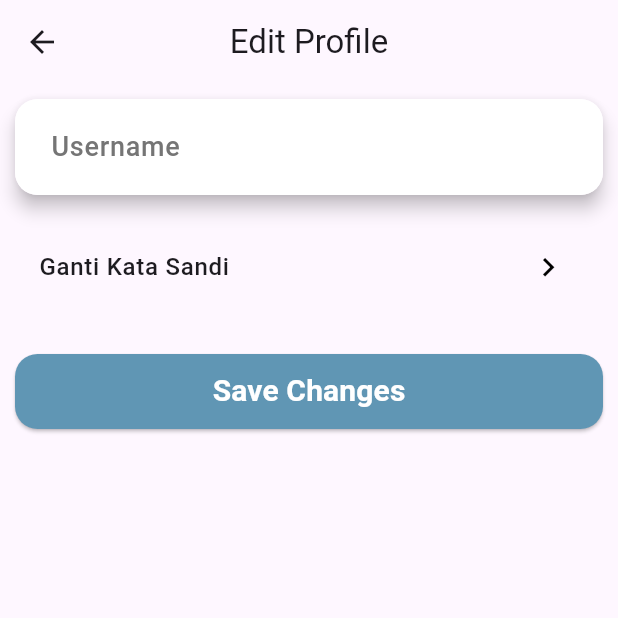
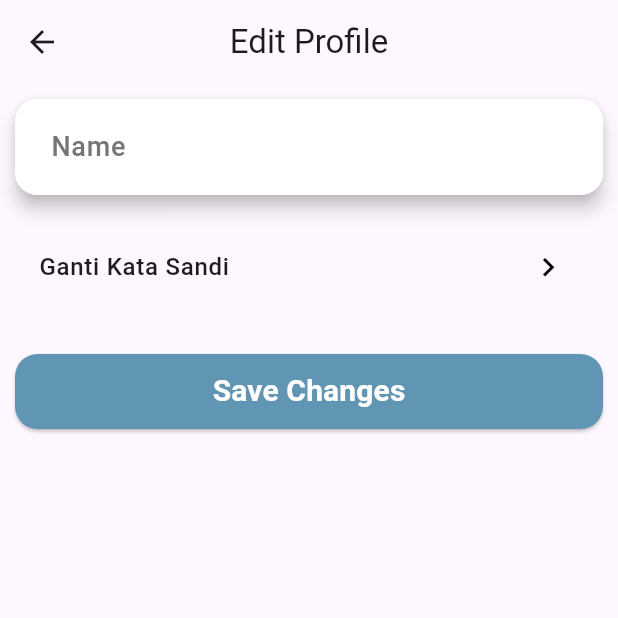
Before and after one commit to khmalz/polling-app, a Flutter app: the screen it shows once a user with an empty profile is signed in, item 3 of the bottom bar chosen, after a tap on the "edit" icon, on a phone screen of 412 x 824 dp, the top half of it. Run offline on Flutter 3.47's test engine with Material 3 defaults, Android fonts, the phone set to English and light mode, and no system bars; our stand-ins replace firebase_auth, firebase_core, get, salomon_bottom_bar; accounts and stored records are empty; generated files the repository leaves out were written again.

Commit message:
update profile using displayeName authentication instead put username in firestore and update structure home page

```diff
--- a/lib/app/data/models/user_model.dart
+++ b/lib/app/data/models/user_model.dart
@@ -1,40 +1,40 @@
 class User {
   String? id;
-  String? username;
+  String? name;
   String? email;
 
   User({
     this.id,
-    this.username,
+    this.name,
     this.email,
   });
 
   User.fromJson(Map<String, dynamic> json) {
     id = json['id'];
-    username = json['username'];
+    name = json['name'];
     email = json['email'];
   }
 
   Map<String, dynamic> toJson() {
     final data = <String, dynamic>{};
     data['id'] = id;
-    data['username'] = username;
+    data['name'] = name;
     data['email'] = email;
     return data;
   }
 
   Map<String, dynamic> toMap() {
-    return <String, dynamic>{'id': id, 'username': username, 'email': email};
+    return <String, dynamic>{'id': id, 'name': name, 'email': email};
   }
 
   factory User.fromMap(Map<String, dynamic> map) {
     return User(
       id: map['id'] != null ? map['id'] as String : null,
-      username: map['username'] != null ? map['username'] as String : null,
+      name: map['name'] != null ? map['name'] as String : null,
       email: map['email'] != null ? map['email'] as String : null,
     );
   }
 
   @override
-  String toString() => 'User(id: $id, username: $username, email: $email)';
+  String toString() => 'User(id: $id, name: $name, email: $email)';
 }
--- a/lib/app/modules/home/bindings/home_binding.dart
+++ b/lib/app/modules/home/bindings/home_binding.dart
@@ -5,8 +5,6 @@ import '../controllers/home_controller.dart';
 class HomeBinding extends Bindings {
   @override
   void dependencies() {
-    Get.lazyPut<HomeController>(
-      () => HomeController(),
-    );
+    Get.put(HomeController());
   }
 }
--- a/lib/app/modules/home/controllers/home_controller.dart
+++ b/lib/app/modules/home/controllers/home_controller.dart
@@ -5,29 +5,31 @@ import 'package:polling_app/app/modules/timeline/controllers/timeline_controller
 class HomeController extends GetxController {
   RxInt currentIndex = 0.obs;
 
+  @override
+  void onInit() {
+    super.onInit();
+    initController(currentIndex.value);
+  }
+
   void setInitialIndex(int index) {
     currentIndex.value = index;
     initController(index);
   }
 
   void initController(int index) {
-    if (index == 0) {
-      Get.lazyPut(() => TimelineController());
-    } else if (index == 1) {
-      Get.lazyPut(() => TimelineController());
-    } else if (index == 2) {
-      Get.lazyPut(() => ProfileController());
+    if (!Get.isRegistered<TimelineController>() && (index == 0 || index == 1)) {
+      Get.put(TimelineController());
+    } else if (!Get.isRegistered<ProfileController>() && index == 2) {
+      Get.put(ProfileController());
     }
   }
 
   void onTabChanged(int index) {
     if (currentIndex.value != index) {
-      if (currentIndex.value == 0) {
-        Get.delete<TimelineController>();
-      } else if (currentIndex.value == 1) {
-        Get.delete<TimelineController>();
+      if (currentIndex.value == 0 || currentIndex.value == 1) {
+        Get.delete<TimelineController>(force: true);
       } else if (currentIndex.value == 2) {
-        Get.delete<ProfileController>();
+        Get.delete<ProfileController>(force: true);
       }
       initController(index);
     }
--- a/lib/app/modules/home/views/home_view.dart
+++ b/lib/app/modules/home/views/home_view.dart
@@ -8,28 +8,23 @@ import 'package:salomon_bottom_bar/salomon_bottom_bar.dart';
 import '../controllers/home_controller.dart';
 
 class HomeView extends GetView<HomeController> {
-  final int initialIndex;
-
-  const HomeView({super.key, this.initialIndex = 0});
+  const HomeView({super.key});
 
   @override
   Widget build(BuildContext context) {
-    controller.setInitialIndex(initialIndex);
-
-    var listPage = <Widget>[
-      const TimelineView(),
-      const TimelineView(),
-      const ProfileView(),
-    ];
-
     return Scaffold(
-      appBar: PreferredSize(
-        preferredSize: const Size.fromHeight(0),
-        child: AppBar(
-          automaticallyImplyLeading: false,
-        ),
-      ),
-      body: Obx(() => listPage[controller.currentIndex.value]),
+      body: Obx(() {
+        switch (controller.currentIndex.value) {
+          case 0:
+            return const TimelineView();
+          case 1:
+            return const TimelineView();
+          case 2:
+            return const ProfileView();
+          default:
+            return const TimelineView();
+        }
+      }),
       bottomNavigationBar: Obx(
         () => SalomonBottomBar(
           margin: const EdgeInsets.symmetric(horizontal: 40, vertical: 10),
--- a/lib/app/modules/profile/controllers/profile_controller.dart
+++ b/lib/app/modules/profile/controllers/profile_controller.dart
@@ -1,4 +1,3 @@
-import 'package:cloud_firestore/cloud_firestore.dart';
 import 'package:firebase_auth/firebase_auth.dart';
 import 'package:flutter/material.dart';
 import 'package:get/get.dart';
@@ -6,32 +5,18 @@ import 'package:polling_app/app/data/helper/snackbar_notification.dart';
 import 'package:polling_app/app/data/helper/validate_string.dart';
 import 'package:polling_app/app/data/models/user_model.dart' as model;
 import 'package:polling_app/app/modules/home/controllers/home_controller.dart';
-import 'package:polling_app/app/modules/home/views/home_view.dart';
 import 'package:polling_app/app/routes/app_pages.dart';
 
 class ProfileController extends GetxController {
+  RxBool isClickLogout = false.obs;
   Rx<model.User> authData = model.User().obs;
-  RxBool isClickLogout = false.obs;
 
-  Future<void> fetchUserData(String uid) async {
-    try {
-      DocumentSnapshot documentSnapshot =
-          await FirebaseFirestore.instance.collection('users').doc(uid).get();
-
-      if (documentSnapshot.exists) {
-        Map<String, dynamic> userData =
-            documentSnapshot.data()! as Map<String, dynamic>;
-        userData['id'] = uid;
-
-        model.User userM = model.User.fromJson(userData);
-
-        authData.value = userM;
-      } else {
-        throw Exception('User not found');
-      }
-    } catch (error) {
-      throw Exception('Error fetching user data: $error');
-    }
+  void fetchUserData(User firebaseUser) {
+    authData.value = model.User(
+      id: firebaseUser.uid,
+      name: firebaseUser.displayName,
+      email: firebaseUser.email,
+    );
   }
 
   void logout() async {
@@ -40,20 +25,57 @@ class ProfileController extends GetxController {
   }
 
   RxBool isLoading = false.obs;
-  late TextEditingController usernameInput =
-      TextEditingController(text: authData.value.username);
-  Rxn<String> errorUsername = Rxn<String>(null);
+  late TextEditingController nameInput =
+      TextEditingController(text: authData.value.name);
+  Rxn<String> errorName = Rxn<String>(null);
 
-  bool validateUsername() {
+  bool validateName() {
     return validateString(
-      text: usernameInput.text.trim(),
+      text: nameInput.text.trim(),
       minLength: 3,
-      maxLength: 10,
-      errorMessage: errorUsername,
-      emptyMessage: 'Username cannot be empty',
-      minLengthMessage: 'Username must be at least 3 characters',
-      maxLengthMessage: 'Username must be at most 10 characters',
+      maxLength: 100,
+      errorMessage: errorName,
+      emptyMessage: 'Name cannot be empty',
+      minLengthMessage: 'Name must be at least 3 characters',
+      maxLengthMessage: 'Name must be at most 100 characters',
     );
+  }
+
+  Future<void> changeProfile() async {
+    String name = nameInput.text.trim();
+
+    User? user = FirebaseAuth.instance.currentUser;
+
+    if (user != null) {
+      isLoading.value = true;
+      try {
+        await user.updateDisplayName(name);
+        await user.reload();
+        User? updatedUser = FirebaseAuth.instance.currentUser;
+
+        authData.value = model.User(
+          id: updatedUser?.uid,
+          name: updatedUser?.displayName,
+          email: updatedUser?.email,
+        );
+
+        snackbarNotification(
+          message: "Profile updated successfully",
+          backgroundColor: Colors.green,
+          duration: const Duration(seconds: 1, milliseconds: 500),
+        );
+      } on FirebaseAuthException catch (e) {
+        snackbarNotification(
+          message: e.message ?? 'An error occurred, please try again',
+          backgroundColor: Colors.red,
+          duration: const Duration(seconds: 1, milliseconds: 500),
+        );
+      } finally {
+        isLoading.value = false;
+
+        Get.put(HomeController());
+      }
+    }
   }
 
   late TextEditingController passwordOldInput = TextEditingController();
@@ -124,12 +146,14 @@ class ProfileController extends GetxController {
       );
     } finally {
       isLoading.value = false;
+
+      Get.put(HomeController());
     }
   }
 
   void clearInput() {
-    usernameInput.clear();
-    errorUsername.value = null;
+    nameInput.clear();
+    errorName.value = null;
 
     passwordOldInput.clear();
     passwordNewInput.clear();
--- a/lib/app/modules/profile/views/profile_edit_view.dart
+++ b/lib/app/modules/profile/views/profile_edit_view.dart
@@ -27,8 +27,8 @@ class ProfileEditView extends GetView<ProfileController> {
                   shadowColor: textPrimary,
                   borderRadius: BorderRadius.circular(15),
                   child: TextField(
-                    controller: controller.usernameInput,
-                    textInputAction: TextInputAction.next,
+                    controller: controller.nameInput,
+                    textInputAction: TextInputAction.done,
                     decoration: InputDecoration(
                       contentPadding: const EdgeInsets.symmetric(
                           horizontal: 20, vertical: 20),
@@ -46,18 +46,18 @@ class ProfileEditView extends GetView<ProfileController> {
                         borderRadius: BorderRadius.circular(15),
                         borderSide: BorderSide.none,
                       ),
-                      labelText: 'Username',
+                      labelText: 'Name',
                       labelStyle: TextStyle(
-                        color: controller.errorUsername.value == null
+                        color: controller.errorName.value == null
                             ? Colors.grey.shade600
                             : Colors.red,
                         fontSize: 18,
                         fontWeight: FontWeight.w500,
                       ),
-                      errorText: controller.errorUsername.value,
+                      errorText: controller.errorName.value,
                     ),
                     keyboardType: TextInputType.name,
-                    onChanged: (value) => controller.validateUsername(),
+                    onChanged: (value) => controller.validateName(),
                   ),
                 ),
               ),
@@ -80,7 +80,11 @@ class ProfileEditView extends GetView<ProfileController> {
               const SizedBox(height: 30),
               Obx(
                 () => ElevatedButton(
-                  onPressed: () {},
+                  onPressed: () {
+                    controller.isLoading.value
+                        ? null
+                        : controller.changeProfile();
+                  },
                   style: ElevatedButton.styleFrom(
                     backgroundColor: primary,
                     minimumSize: const Size(double.infinity, 50),
--- a/lib/app/modules/profile/views/profile_view.dart
+++ b/lib/app/modules/profile/views/profile_view.dart
@@ -25,7 +25,7 @@ class ProfileView extends GetView<ProfileController> {
 
           if (snapshot.hasData) {
             User? user = snapshot.data;
-            controller.fetchUserData(user!.uid);
+            controller.fetchUserData(user!);
 
             return Obx(() {
               if (controller.authData.value.id == null) {
@@ -43,7 +43,7 @@ class ProfileView extends GetView<ProfileController> {
                             onTap: () => Get.to(() => const ProfileEditView()),
                             title: Obx(
                               () => Text(
-                                controller.authData.value.username ?? "Guest",
+                                controller.authData.value.name ?? "Guest",
                                 style: const TextStyle(
                                   fontWeight: FontWeight.w500,
                                   fontSize: 18,
--- a/lib/app/modules/register/controllers/register_controller.dart
+++ b/lib/app/modules/register/controllers/register_controller.dart
@@ -1,4 +1,3 @@
-import 'package:cloud_firestore/cloud_firestore.dart';
 import 'package:firebase_auth/firebase_auth.dart';
 import 'package:flutter/material.dart';
 import 'package:get/get.dart';
@@ -10,22 +9,22 @@ class RegisterController extends GetxController {
   RxBool isHidePassword = true.obs;
   RxBool isLoading = false.obs;
 
-  final TextEditingController username = TextEditingController();
+  final TextEditingController name = TextEditingController();
   final TextEditingController email = TextEditingController();
   final TextEditingController password = TextEditingController();
-  Rxn<String> errorUsername = Rxn<String>(null);
+  Rxn<String> errorName = Rxn<String>(null);
   Rxn<String> errorEmail = Rxn<String>(null);
   Rxn<String> errorPassword = Rxn<String>(null);
 
-  bool validateUsername() {
+  bool validateName() {
     return validateString(
-      text: username.text,
+      text: name.text,
       minLength: 3,
-      maxLength: 10,
-      errorMessage: errorUsername,
-      emptyMessage: 'Username cannot be empty',
-      minLengthMessage: 'Username must be at least 3 characters',
-      maxLengthMessage: 'Username must be at most 10 characters',
+      maxLength: 100,
+      errorMessage: errorName,
+      emptyMessage: 'Name cannot be empty',
+      minLengthMessage: 'Name must be at least 3 characters',
+      maxLengthMessage: 'Name must be at most 100 characters',
     );
   }
 
@@ -35,7 +34,7 @@ class RegisterController extends GetxController {
       minLength: 10,
       errorMessage: errorEmail,
       emptyMessage: 'Email cannot be empty',
-      minLengthMessage: 'Email must be at least 3 characters',
+      minLengthMessage: 'Email must be at least 10 characters',
     );
   }
 
@@ -49,35 +48,9 @@ class RegisterController extends GetxController {
     );
   }
 
-  Future<void> createUser(String userId) async {
-    bool isValid = true;
-    isValid &= validateUsername();
-    isValid &= validateEmail();
-    isValid &= validatePassword();
-
-    if (!isValid) return;
-    isLoading.value = true;
-
-    FirebaseFirestore firestore = FirebaseFirestore.instance;
-
-    firestore.collection('users').doc(userId).set({
-      'username': username.text.trim(),
-      'email': email.text.trim(),
-    }).then((value) {
-      debugPrint("User added successfully");
-      Get.offAllNamed(Routes.HOME);
-    }).catchError((error) {
-      debugPrint("Failed to add user: $error");
-
-      snackbarNotification(message: error.toString());
-    });
-
-    isLoading.value = false;
-  }
-
   Future<void> signUp() async {
     bool isValid = true;
-    isValid &= validateUsername();
+    isValid &= validateName();
     isValid &= validateEmail();
     isValid &= validatePassword();
 
@@ -93,7 +66,8 @@ class RegisterController extends GetxController {
         password: password.text.trim(),
       );
 
-      return await createUser(result.user!.uid);
+      await result.user!.updateProfile(displayName: name.text.trim());
+      await result.user!.reload();
     } on FirebaseAuthException catch (error) {
       errorMessage = error.code;
       debugPrint(error.code);
@@ -119,8 +93,8 @@ class RegisterController extends GetxController {
       }
 
       snackbarNotification(message: errorMessage);
+    } finally {
+      isLoading.value = false;
     }
-
-    isLoading.value = false;
   }
 }
--- a/lib/app/modules/register/views/register_view.dart
+++ b/lib/app/modules/register/views/register_view.dart
@@ -59,7 +59,7 @@ class RegisterView extends GetView<RegisterController> {
                           shadowColor: textPrimary,
                           borderRadius: BorderRadius.circular(15),
                           child: TextField(
-                            controller: controller.username,
+                            controller: controller.name,
                             textInputAction: TextInputAction.next,
                             decoration: InputDecoration(
                               contentPadding: const EdgeInsets.symmetric(
@@ -78,18 +78,18 @@ class RegisterView extends GetView<RegisterController> {
                                 borderRadius: BorderRadius.circular(15),
                                 borderSide: BorderSide.none,
                               ),
-                              labelText: 'Username',
+                              labelText: 'Name',
                               labelStyle: TextStyle(
-                                color: controller.errorUsername.value == null
+                                color: controller.errorName.value == null
                                     ? Colors.grey.shade600
                                     : Colors.red,
                                 fontSize: 18,
                                 fontWeight: FontWeight.w500,
                               ),
-                              errorText: controller.errorUsername.value,
+                              errorText: controller.errorName.value,
                             ),
                             keyboardType: TextInputType.name,
-                            onChanged: (value) => controller.validateUsername(),
+                            onChanged: (value) => controller.validateName(),
                           ),
                         ),
                       ),
```
